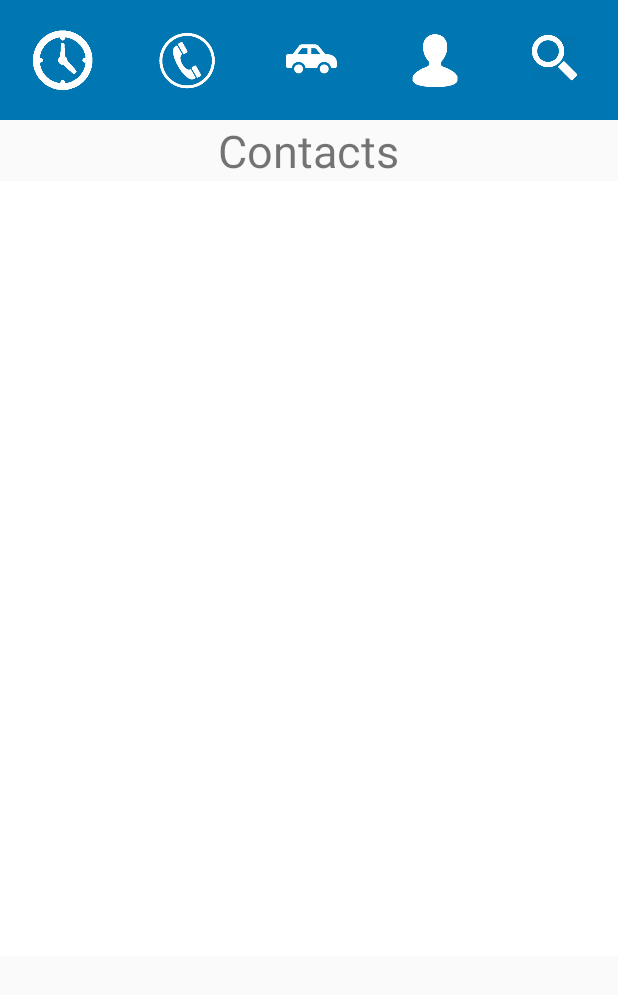
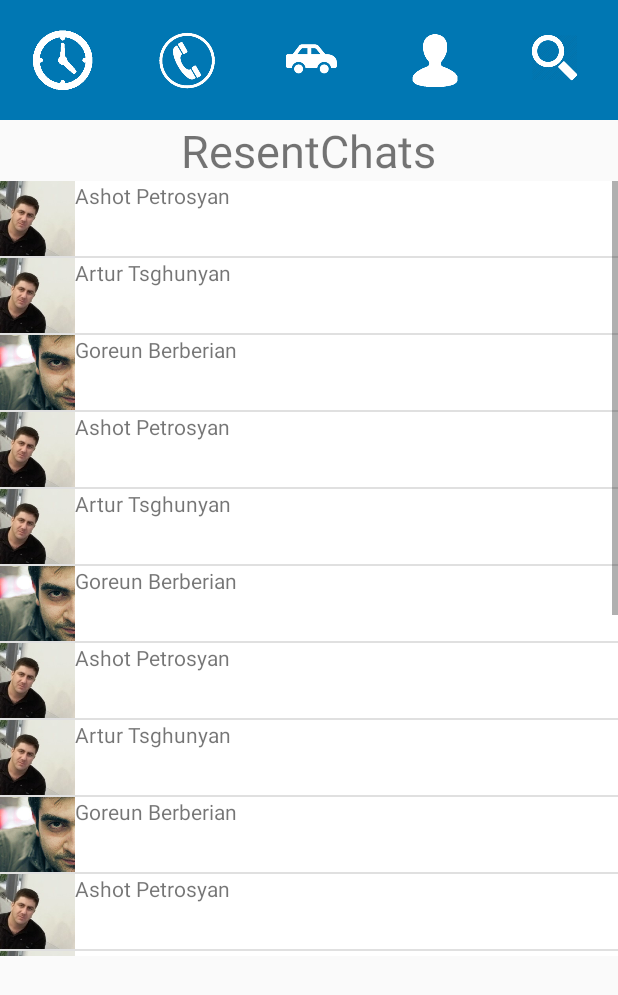
Before and after one commit to goreun/project-vin, an Android app: the screen it shows after launch (MainActivity), after a tap on an icon or button, on a phone screen of 412 x 824 dp. Shown: the top 995 px of the screen. Run offline under Robolectric (Android 15) with nearby library versions, the phone set to English and light mode, and no system bars; 1 other tap on this screen came first.

Commit message:
Some fixes.

```diff
--- a/app/src/main/java/com/example/goreun/vinsandcars/fragments/ContactsFragment.java
+++ b/app/src/main/java/com/example/goreun/vinsandcars/fragments/ContactsFragment.java
@@ -33,13 +33,13 @@ public class ContactsFragment extends Fragment {
         listSliding = new ArrayList<>();
 
         //Add item for sliding list
-        listSliding.add(new ItemContactsMenu(R.drawable.ashot, "Ashot Petrosyan"));
+        listSliding.add(new ItemContactsMenu(R.drawable.artur, "Ashot Petrosyan"));
         listSliding.add(new ItemContactsMenu(R.drawable.artur, "Artur Tsghunyan"));
         listSliding.add(new ItemContactsMenu(R.drawable.goreun, "Goreun Berberian"));
-        listSliding.add(new ItemContactsMenu(R.drawable.ashot, "Ashot Petrosyan"));
+        listSliding.add(new ItemContactsMenu(R.drawable.artur, "Ashot Petrosyan"));
         listSliding.add(new ItemContactsMenu(R.drawable.artur, "Artur Tsghunyan"));
         listSliding.add(new ItemContactsMenu(R.drawable.goreun, "Goreun Berberian"));
-        listSliding.add(new ItemContactsMenu(R.drawable.ashot, "Ashot Petrosyan"));
+        listSliding.add(new ItemContactsMenu(R.drawable.artur, "Ashot Petrosyan"));
         listSliding.add(new ItemContactsMenu(R.drawable.artur, "Artur Tsghunyan"));
         listSliding.add(new ItemContactsMenu(R.drawable.goreun, "Goreun Berberian"));
 
--- a/app/src/main/java/com/example/goreun/vinsandcars/fragments/RecentChatsFragment.java
+++ b/app/src/main/java/com/example/goreun/vinsandcars/fragments/RecentChatsFragment.java
@@ -26,21 +26,31 @@ public class RecentChatsFragment extends Fragment {
 
     @Override
     public View onCreateView(LayoutInflater inflater, ViewGroup container, Bundle savedInstanceState){
-        View rootView = inflater.inflate(R.layout.contacts, container, false);
+        View rootView = inflater.inflate(R.layout.resent_chats, container, false);
         //init Component
         contactsListViewSliding = (ListView) rootView.findViewById(R.id.lv_resent_charts);
         listSliding = new ArrayList<>();
 
         //Add item for sliding list
-        listSliding.add(new ItemContactsMenu(R.drawable.ashot, "Ashot Petrosyan"));
+        listSliding.add(new ItemContactsMenu(R.drawable.artur, "Ashot Petrosyan"));
         listSliding.add(new ItemContactsMenu(R.drawable.artur, "Artur Tsghunyan"));
         listSliding.add(new ItemContactsMenu(R.drawable.goreun, "Goreun Berberian"));
-        listSliding.add(new ItemContactsMenu(R.drawable.ashot, "Ashot Petrosyan"));
+        listSliding.add(new ItemContactsMenu(R.drawable.artur, "Ashot Petrosyan"));
         listSliding.add(new ItemContactsMenu(R.drawable.artur, "Artur Tsghunyan"));
         listSliding.add(new ItemContactsMenu(R.drawable.goreun, "Goreun Berberian"));
-        listSliding.add(new ItemContactsMenu(R.drawable.ashot, "Ashot Petrosyan"));
+        listSliding.add(new ItemContactsMenu(R.drawable.artur, "Ashot Petrosyan"));
         listSliding.add(new ItemContactsMenu(R.drawable.artur, "Artur Tsghunyan"));
         listSliding.add(new ItemContactsMenu(R.drawable.goreun, "Goreun Berberian"));
+        listSliding.add(new ItemContactsMenu(R.drawable.artur, "Ashot Petrosyan"));
+        listSliding.add(new ItemContactsMenu(R.drawable.artur, "Artur Tsghunyan"));
+        listSliding.add(new ItemContactsMenu(R.drawable.goreun, "Goreun Berberian"));
+        listSliding.add(new ItemContactsMenu(R.drawable.artur, "Ashot Petrosyan"));
+        listSliding.add(new ItemContactsMenu(R.drawable.artur, "Artur Tsghunyan"));
+        listSliding.add(new ItemContactsMenu(R.drawable.goreun, "Goreun Berberian"));
+        listSliding.add(new ItemContactsMenu(R.drawable.artur, "Ashot Petrosyan"));
+        listSliding.add(new ItemContactsMenu(R.drawable.artur, "Artur Tsghunyan"));
+        listSliding.add(new ItemContactsMenu(R.drawable.goreun, "Goreun Berberian"));
+
 
         adapter = new ContactsSlidingMenuAdapter(container.getContext(), listSliding);
         contactsListViewSliding.setAdapter(adapter);
--- a/app/src/main/res/layout/item_contact_menu.xml
+++ b/app/src/main/res/layout/item_contact_menu.xml
@@ -6,8 +6,8 @@
     android:layout_height="match_parent">
 
     <ImageView
-        android:layout_width="100dp"
-        android:layout_height="100dp"
+        android:layout_width="50dp"
+        android:layout_height="50dp"
         android:id="@+id/item_img"
         />
 
--- a/app/src/main/res/layout/resent_chats.xml
+++ b/app/src/main/res/layout/resent_chats.xml
@@ -17,5 +17,5 @@
         android:background="#ffffff"
         android:choiceMode="singleChoice"
         />
-    ]
+
 </LinearLayout>
```
Also changed, not shown: app/src/main/res/drawable/ashot.jpg (deleted).
